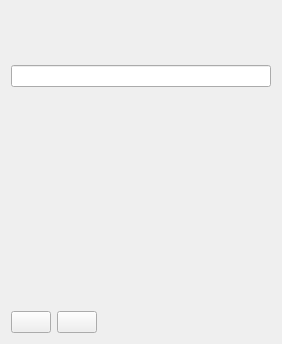
Above: sVanilla/src/ClientUi/Home/HomePage.ui from WangPengZhan/sVanilla before the change. Below: the same form after it.
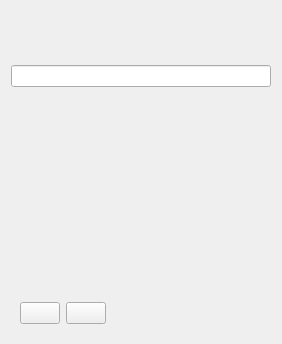
That is the form after the change. Custom widgets are drawn as their Qt base class.

```diff
--- a/sVanilla/src/ClientUi/Home/HomePage.ui
+++ b/sVanilla/src/ClientUi/Home/HomePage.ui
@@ -58,6 +58,15 @@
     </spacer>
    </item>
    <item>
+                        <widget class="QWidget" name="widget" native="true">
+                              <property name="geometry">
+                                    <rect>
+                                          <x>-10</x>
+                                          <y>0</y>
+                                          <width>258</width>
+                                          <height>32</height>
+                                    </rect>
+                              </property>
     <layout class="QHBoxLayout" name="horizontalLayout">
      <item>
       <widget class="QPushButton" name="ClipBoardBtn">
@@ -106,6 +115,7 @@
       </widget>
      </item>
     </layout>
+                        </widget>
    </item>
   </layout>
  </widget>
```
Left out of the diff: 17 changed lines with no effect on the pictures. Lines whose indentation alone changed are shown as unchanged.
